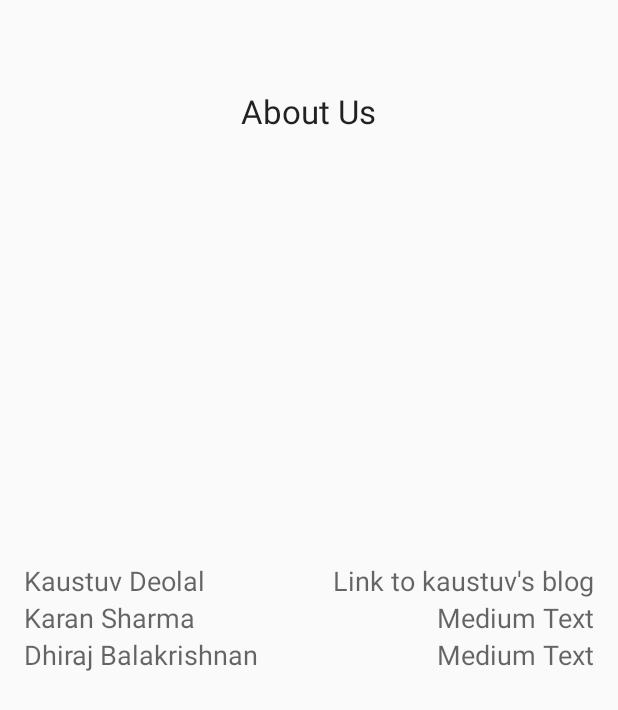
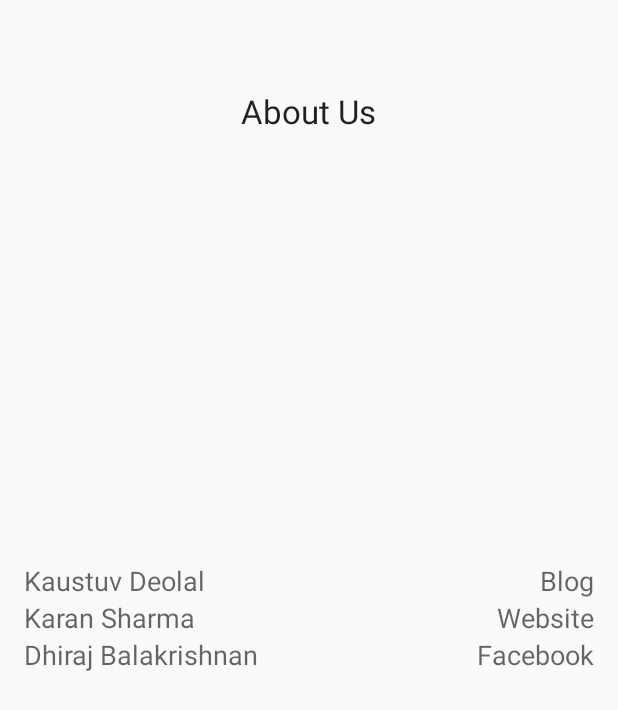
Before and after one commit to mr-karan/SNUMessApp, an Android app: the layout activity_info.xml on its own in the app's theme, with its tools: preview values and no code run, on a phone screen of 412 x 824 dp. Shown: the top 710 px of the screen. Run offline under Robolectric (Android 15) with nearby library versions, the phone set to English and light mode, and no system bars.

Commit message:
fixed the screenshots

```diff
--- a/SNU_DINE/app/src/main/res/layout/activity_info.xml
+++ b/SNU_DINE/app/src/main/res/layout/activity_info.xml
@@ -48,7 +48,7 @@
         android:layout_width="wrap_content"
         android:layout_height="wrap_content"
         android:textAppearance="?android:attr/textAppearanceMedium"
-        android:text="Link to kaustuv&apos;s blog"
+        android:text="Blog"
         android:id="@+id/link1"
         android:layout_alignTop="@+id/vut"
         android:layout_alignParentRight="true"
@@ -58,7 +58,7 @@
         android:layout_width="wrap_content"
         android:layout_height="wrap_content"
         android:textAppearance="?android:attr/textAppearanceMedium"
-        android:text="Medium Text"
+        android:text="Website"
         android:id="@+id/link2"
         android:layout_alignTop="@+id/jehadi"
         android:layout_alignParentRight="true"
@@ -68,7 +68,7 @@
         android:layout_width="wrap_content"
         android:layout_height="wrap_content"
         android:textAppearance="?android:attr/textAppearanceMedium"
-        android:text="Medium Text"
+        android:text="Facebook"
         android:id="@+id/t3"
         android:layout_alignTop="@+id/dhiru"
         android:layout_alignParentEnd="true" />
```
Also changed, not shown: 2 other files.
